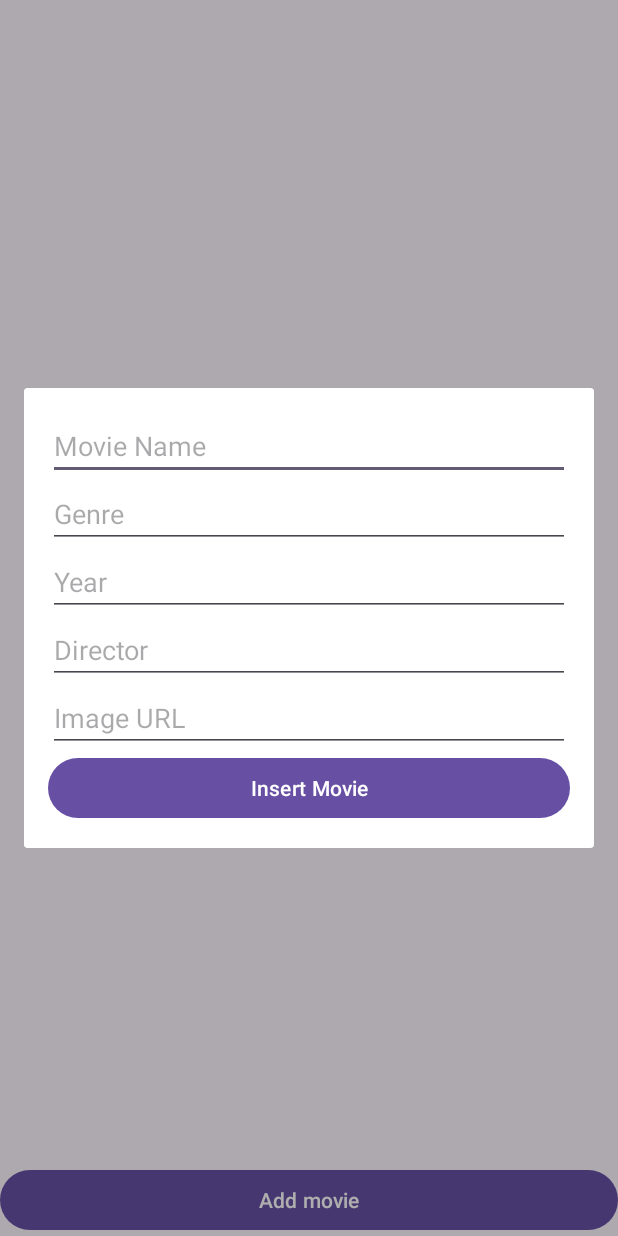
After one commit to danielvasic/NetflixTwo, an Android app: the fragment AddMovieDialogFragment placed in its activity, on a phone screen of 412 x 824 dp. The commit adds this screen. Run offline under Robolectric (Android 15) with nearby library versions, the phone set to English and light mode, and no system bars; our stand-ins replace Firebase (no records; nobody signed in at launch, a user with empty details on screens opened directly), Picasso.

Commit message:
Netflix vježbe 29.11.2023. - dorada

```diff
--- a/app/src/main/java/ba/sum/fpmoz/netflixtwo/MovieActivity.java
+++ b/app/src/main/java/ba/sum/fpmoz/netflixtwo/MovieActivity.java
@@ -5,11 +5,14 @@ import androidx.recyclerview.widget.LinearLayoutManager;
 import androidx.recyclerview.widget.RecyclerView;
 
 import android.os.Bundle;
+import android.view.View;
+import android.widget.Button;
 
 import com.firebase.ui.database.FirebaseRecyclerOptions;
 import com.google.firebase.database.FirebaseDatabase;
 
 import ba.sum.fpmoz.netflixtwo.adapters.MovieAdapter;
+import ba.sum.fpmoz.netflixtwo.fragments.AddMovieDialogFragment;
 import ba.sum.fpmoz.netflixtwo.models.Movie;
 
 public class MovieActivity extends AppCompatActivity {
@@ -32,6 +35,15 @@ public class MovieActivity extends AppCompatActivity {
 
         this.movieAdapter = new MovieAdapter(options);
         this.movieRecyclerView.setAdapter(this.movieAdapter);
+
+        Button addMovieBtn = findViewById(R.id.addMovieBtn);
+        addMovieBtn.setOnClickListener(new View.OnClickListener() {
+            @Override
+            public void onClick(View v) {
+                AddMovieDialogFragment fragment = new AddMovieDialogFragment();
+                fragment.show(getSupportFragmentManager(), "addMovieDialog");
+            }
+        });
     }
 
     @Override
--- /dev/null
+++ b/app/src/main/java/ba/sum/fpmoz/netflixtwo/fragments/AddMovieDialogFragment.java
@@ -0,0 +1,42 @@
+package ba.sum.fpmoz.netflixtwo.fragments;
+
+import android.app.Dialog;
+import android.os.Bundle;
+import android.view.LayoutInflater;
+import android.view.View;
+import android.view.ViewGroup;
+import android.view.Window;
+import android.view.WindowManager;
+
+import androidx.annotation.NonNull;
+import androidx.annotation.Nullable;
+import androidx.fragment.app.DialogFragment;
+
+import ba.sum.fpmoz.netflixtwo.R;
+
+public class AddMovieDialogFragment extends DialogFragment {
+    @Nullable
+    @Override
+    public View onCreateView(@NonNull LayoutInflater inflater, @Nullable ViewGroup container, @Nullable Bundle savedInstanceState) {
+        super.onCreateView(inflater, container, savedInstanceState);
+        View view = inflater.inflate(R.layout.movie_item_dalog_view, container, false);
+        return view;
+    }
+
+    @Override
+    public void onStart() {
+        super.onStart();
+        Dialog dialog = getDialog();
+        if (dialog != null) {
+            Window window = dialog.getWindow();
+            if (window != null) {
+                WindowManager.LayoutParams layoutParams = new WindowManager.LayoutParams();
+                layoutParams.copyFrom(window.getAttributes());
+                layoutParams.width = WindowManager.LayoutParams.MATCH_PARENT;  // Set the width to match the parent
+                layoutParams.height = WindowManager.LayoutParams.WRAP_CONTENT;  // Optional, depending on your design
+                window.setAttributes(layoutParams);
+            }
+        }
+    }
+
+}
--- /dev/null
+++ b/app/src/main/res/layout/movie_item_dalog_view.xml
@@ -0,0 +1,46 @@
+<?xml version="1.0" encoding="utf-8"?>
+<LinearLayout
+    xmlns:android="http://schemas.android.com/apk/res/android"
+    android:layout_width="match_parent"
+    android:layout_height="match_parent"
+    android:orientation="vertical"
+    android:padding="16dp">
+
+    <EditText
+        android:id="@+id/editTextMovieName"
+        android:layout_width="match_parent"
+        android:layout_height="wrap_content"
+        android:hint="Movie Name" />
+
+    <EditText
+        android:id="@+id/editTextGenre"
+        android:layout_width="match_parent"
+        android:layout_height="wrap_content"
+        android:hint="Genre" />
+
+    <EditText
+        android:id="@+id/editTextYear"
+        android:layout_width="match_parent"
+        android:layout_height="wrap_content"
+        android:hint="Year"
+        android:inputType="number" />
+
+    <EditText
+        android:id="@+id/editTextDirector"
+        android:layout_width="match_parent"
+        android:layout_height="wrap_content"
+        android:hint="Director" />
+
+    <EditText
+        android:id="@+id/editTextImageUrl"
+        android:layout_width="match_parent"
+        android:layout_height="wrap_content"
+        android:hint="Image URL" />
+
+    <Button
+        android:id="@+id/buttonInsertMovie"
+        android:layout_width="match_parent"
+        android:layout_height="wrap_content"
+        android:layout_gravity="center_horizontal"
+        android:text="Insert Movie" />
+</LinearLayout>
```
